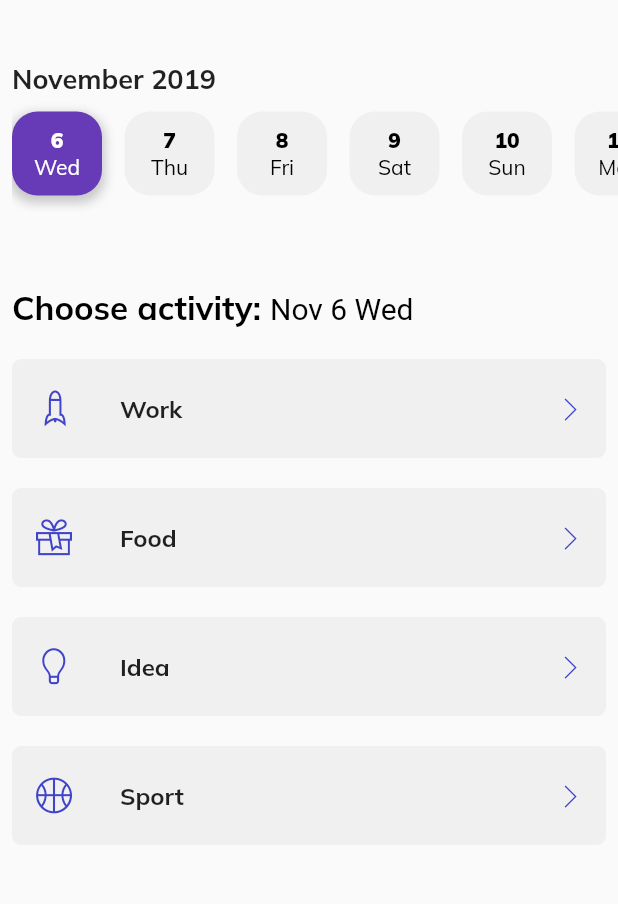
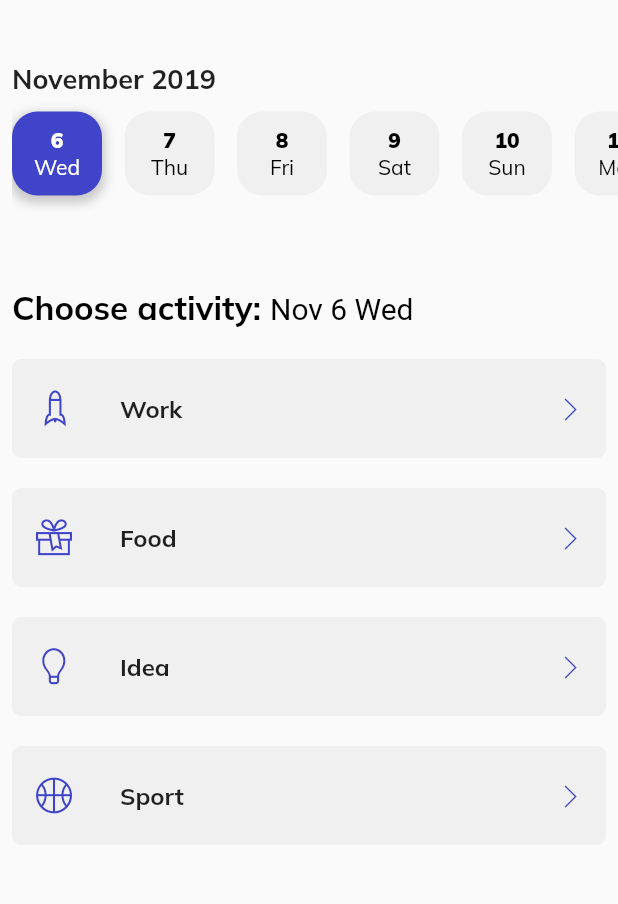
Before and after one commit to ikeohachidi/Task-App, a Flutter app: the screen it shows after launch, after a tap on an icon or button, on a phone screen of 412 x 824 dp, the part 64-968 px from its top. Run offline on Flutter 3.47's test engine with Material 2 defaults, Android fonts, the phone set to English and light mode, and no system bars.

Commit message:
updated to use theme primaryColor

```diff
--- a/lib/widgets/dateButton.dart
+++ b/lib/widgets/dateButton.dart
@@ -38,7 +38,7 @@ class _DateButtonState extends State<DateButton> {
       child: Container(
         width: 60,
         decoration: BoxDecoration(
-          color: active == true ? Colors.deepPurple : Color.fromRGBO(230, 230, 230, 0.5),
+          color: active == true ? Theme.of(context).primaryColor : Color.fromRGBO(230, 230, 230, 0.5),
           borderRadius: BorderRadius.all(Radius.circular(17)),
           boxShadow: active == true ? [
             BoxShadow(
```
